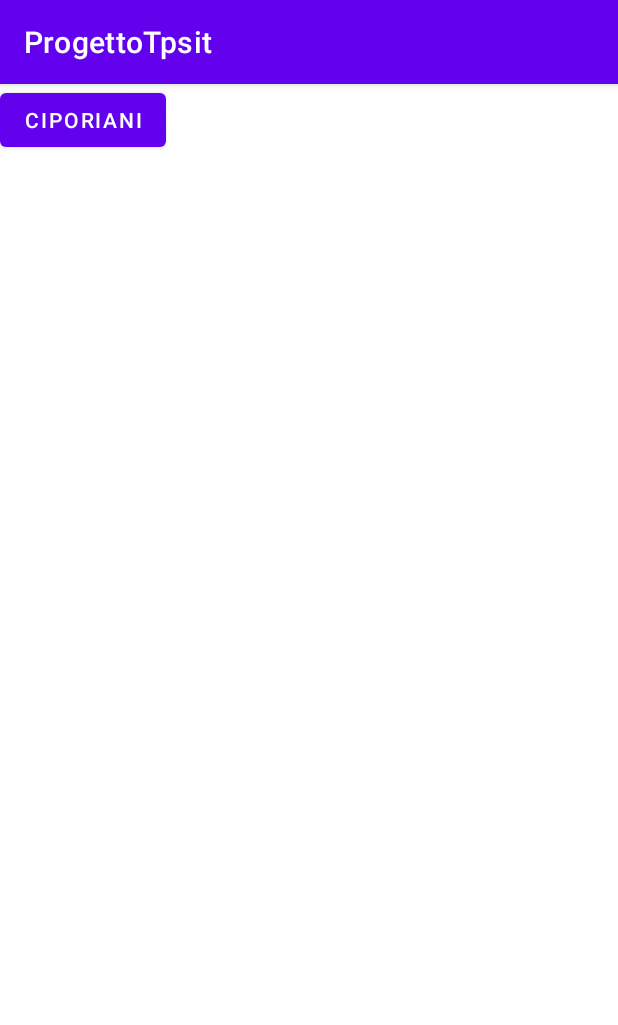
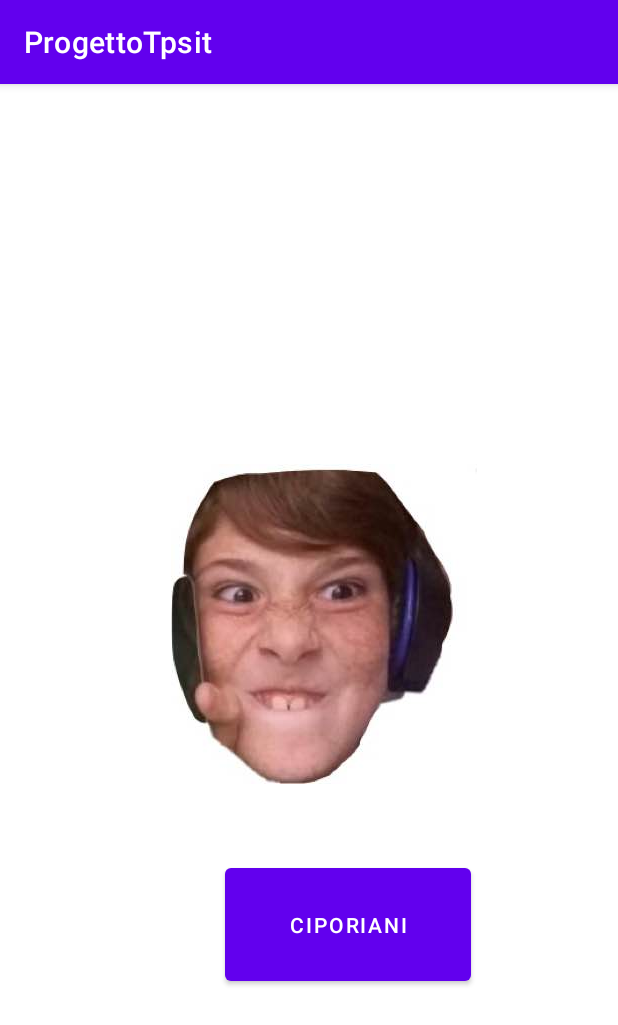
Before and after one commit to davidbolletta/lavoro_gruppo, an Android app: the screen it shows after launch (MainActivity), on a phone screen of 412 x 824 dp. Shown: the top 1025 px of the screen. Run offline under Robolectric (Android 15) with nearby library versions, the phone set to English and light mode, and no system bars.

Commit message:
3 commit

```diff
--- a/app/src/main/java/com/example/progettotpsit/MainActivity.java
+++ b/app/src/main/java/com/example/progettotpsit/MainActivity.java
@@ -2,7 +2,10 @@ package com.example.progettotpsit;
 
 import androidx.appcompat.app.AppCompatActivity;
 
+import android.media.MediaPlayer;
 import android.os.Bundle;
+import android.view.View;
+import android.widget.Button;
 
 public class MainActivity extends AppCompatActivity {
 
@@ -10,5 +13,10 @@ public class MainActivity extends AppCompatActivity {
     protected void onCreate(Bundle savedInstanceState) {
         super.onCreate(savedInstanceState);
         setContentView(R.layout.activity_main);
+
+        Button butclic = findViewById(R.id.ciprianibutton);
+
+
+
     }
 }
--- a/app/src/main/res/layout/activity_main.xml
+++ b/app/src/main/res/layout/activity_main.xml
@@ -7,10 +7,31 @@
     tools:context=".MainActivity">
 
     <Button
-        android:id="@+id/button"
+        android:id="@+id/ciprianibutton"
+        android:layout_width="164dp"
+        android:layout_height="87dp"
+        android:layout_marginStart="150dp"
+        android:layout_marginEnd="74dp"
+        android:layout_marginBottom="164dp"
+        android:text="ciporiani"
+        app:layout_constraintBottom_toBottomOf="parent"
+        app:layout_constraintEnd_toEndOf="parent"
+        app:layout_constraintHorizontal_bias="0.0"
+        app:layout_constraintStart_toStartOf="parent" />
+
+    <ImageView
+        android:id="@+id/imageView"
         android:layout_width="wrap_content"
         android:layout_height="wrap_content"
-        android:text="ciporiani"
-        tools:layout_editor_absoluteX="158dp"
-        tools:layout_editor_absoluteY="409dp" />
+        android:layout_marginStart="114dp"
+        android:layout_marginTop="217dp"
+        android:layout_marginEnd="93dp"
+        android:layout_marginBottom="301dp"
+        app:layout_constraintBottom_toBottomOf="parent"
+        app:layout_constraintEnd_toEndOf="parent"
+        app:layout_constraintHorizontal_bias="0.0"
+        app:layout_constraintStart_toStartOf="parent"
+        app:layout_constraintTop_toTopOf="parent"
+        app:layout_constraintVertical_bias="1.0"
+        app:srcCompat="@mipmap/photo5850640820850505992" />
 </androidx.constraintlayout.widget.ConstraintLayout>
```
Also changed, not shown: app/src/main/res/mipmap-hdpi/photo5850640820850505992.jpg (added), 2 other files.
